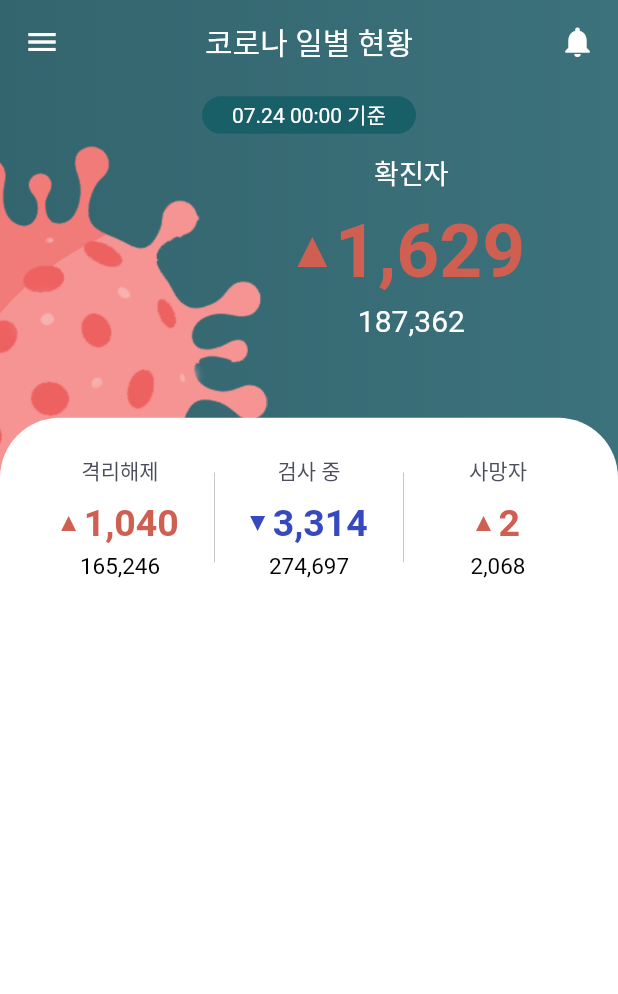
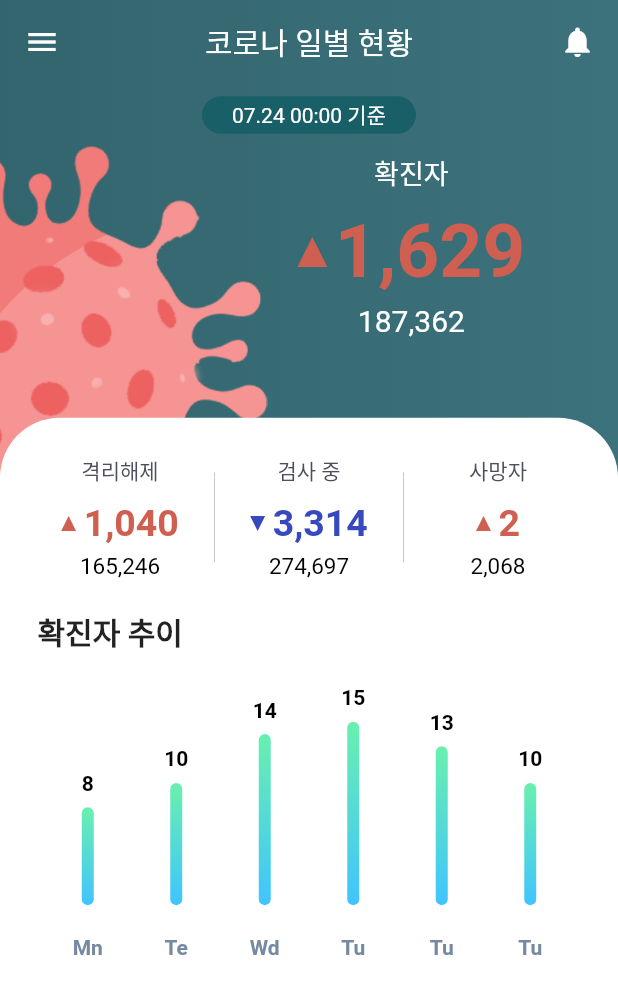
Before and after one commit to korca0220/flutter_public_api_getx, a Flutter app: the screen it shows after launch, on a phone screen of 412 x 824 dp. Shown: the top 994 px of the screen. Run offline on Flutter 3.47's test engine with Material 2 defaults, Android fonts, the phone set to English and light mode, and no system bars; drawn by our look-alikes of fl_chart; our stand-ins replace dio, get.

Commit message:
chart sample 추가

```diff
--- a/lib/app/app.dart
+++ b/lib/app/app.dart
@@ -1,3 +1,4 @@
+import 'package:fl_chart/fl_chart.dart';
 import 'package:flutter/material.dart';
 import 'package:flutter_public_api_getx/app/canvas/arrow_clip_path.dart';
 import 'package:flutter_public_api_getx/app/components/covid_statistics_viwer.dart';
@@ -105,6 +106,146 @@ class App extends GetView<CovidStatisticsController> {
     );
   }
 
+  Widget _covidTrendChart() {
+    return Column(
+      crossAxisAlignment: CrossAxisAlignment.stretch,
+      children: [
+        Text(
+          "확진자 추이",
+          style: TextStyle(fontWeight: FontWeight.bold, fontSize: 20),
+        ),
+        AspectRatio(
+          aspectRatio: 1.7,
+          child: Card(
+            elevation: 0,
+            shape:
+                RoundedRectangleBorder(borderRadius: BorderRadius.circular(4)),
+            // color: const Color(0xff2c4260),
+            child: BarChart(
+              BarChartData(
+                alignment: BarChartAlignment.spaceAround,
+                maxY: 20,
+                barTouchData: BarTouchData(
+                  enabled: false,
+                  touchTooltipData: BarTouchTooltipData(
+                    tooltipBgColor: Colors.transparent,
+                    tooltipPadding: const EdgeInsets.all(0),
+                    tooltipMargin: 8,
+                    getTooltipItem: (
+                      BarChartGroupData group,
+                      int groupIndex,
+                      BarChartRodData rod,
+                      int rodIndex,
+                    ) {
+                      return BarTooltipItem(
+                        rod.y.round().toString(),
+                        TextStyle(
+                          color: Colors.black,
+                          fontWeight: FontWeight.bold,
+                        ),
+                      );
+                    },
+                  ),
+                ),
+                titlesData: FlTitlesData(
+                  show: true,
+                  bottomTitles: SideTitles(
+                    showTitles: true,
+                    getTextStyles: (value) => const TextStyle(
+                        color: Color(0xff7589a2),
+                        fontWeight: FontWeight.bold,
+                        fontSize: 14),
+                    margin: 20,
+                    getTitles: (double value) {
+                      switch (value.toInt()) {
+                        case 0:
+                          return 'Mn';
+                        case 1:
+                          return 'Te';
+                        case 2:
+                          return 'Wd';
+                        case 3:
+                          return 'Tu';
+                        case 4:
+                          return 'Fr';
+                        case 5:
+                          return 'St';
+                        case 6:
+                          return 'Sn';
+                        default:
+                          return '';
+                      }
+                    },
+                  ),
+                  leftTitles: SideTitles(showTitles: false),
+                ),
+                borderData: FlBorderData(
+                  show: false,
+                ),
+                barGroups: [
+                  BarChartGroupData(
+                    x: 0,
+                    barRods: [
+                      BarChartRodData(
+                          y: 8,
+                          colors: [Colors.lightBlueAccent, Colors.greenAccent])
+                    ],
+                    showingTooltipIndicators: [0],
+                  ),
+                  BarChartGroupData(
+                    x: 1,
+                    barRods: [
+                      BarChartRodData(
+                          y: 10,
+                          colors: [Colors.lightBlueAccent, Colors.greenAccent])
+                    ],
+                    showingTooltipIndicators: [0],
+                  ),
+                  BarChartGroupData(
+                    x: 2,
+                    barRods: [
+                      BarChartRodData(
+                          y: 14,
+                          colors: [Colors.lightBlueAccent, Colors.greenAccent])
+                    ],
+                    showingTooltipIndicators: [0],
+                  ),
+                  BarChartGroupData(
+                    x: 3,
+                    barRods: [
+                      BarChartRodData(
+                          y: 15,
+                          colors: [Colors.lightBlueAccent, Colors.greenAccent])
+                    ],
+                    showingTooltipIndicators: [0],
+                  ),
+                  BarChartGroupData(
+                    x: 3,
+                    barRods: [
+                      BarChartRodData(
+                          y: 13,
+                          colors: [Colors.lightBlueAccent, Colors.greenAccent])
+                    ],
+                    showingTooltipIndicators: [0],
+                  ),
+                  BarChartGroupData(
+                    x: 3,
+                    barRods: [
+                      BarChartRodData(
+                          y: 10,
+                          colors: [Colors.lightBlueAccent, Colors.greenAccent])
+                    ],
+                    showingTooltipIndicators: [0],
+                  ),
+                ],
+              ),
+            ),
+          ),
+        )
+      ],
+    );
+  }
+
   @override
   Widget build(BuildContext context) {
     headerTopZone = Get.mediaQuery.padding.top + AppBar().preferredSize.height;
@@ -149,8 +290,11 @@ class App extends GetView<CovidStatisticsController> {
                 child: Padding(
                   padding: const EdgeInsets.all(25),
                   child: Column(
+                    crossAxisAlignment: CrossAxisAlignment.start,
                     children: [
                       _todayStatistics(),
+                      SizedBox(height: 20),
+                      _covidTrendChart()
                     ],
                   ),
                 ),
--- a/pubspec.yaml
+++ b/pubspec.yaml
@@ -32,6 +32,7 @@ dependencies:
   dio: ^4.0.0
   xml: ^5.1.2
   intl: ^0.17.0
+  fl_chart: ^0.36.3
 
 dev_dependencies:
   flutter_test:
```
